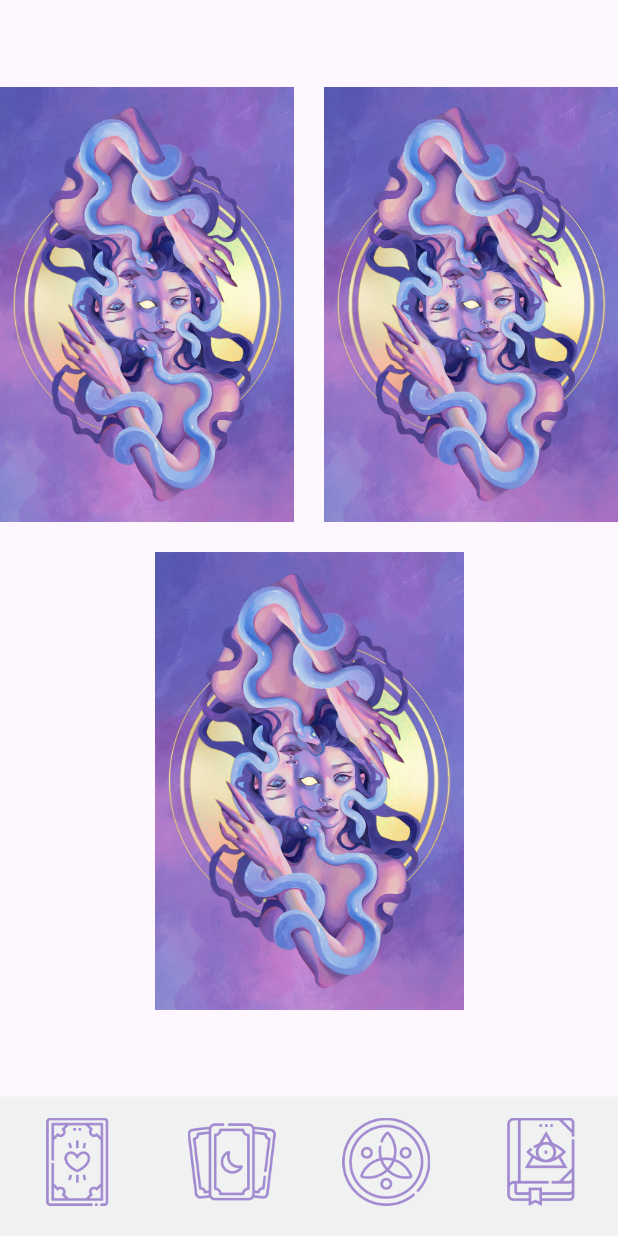
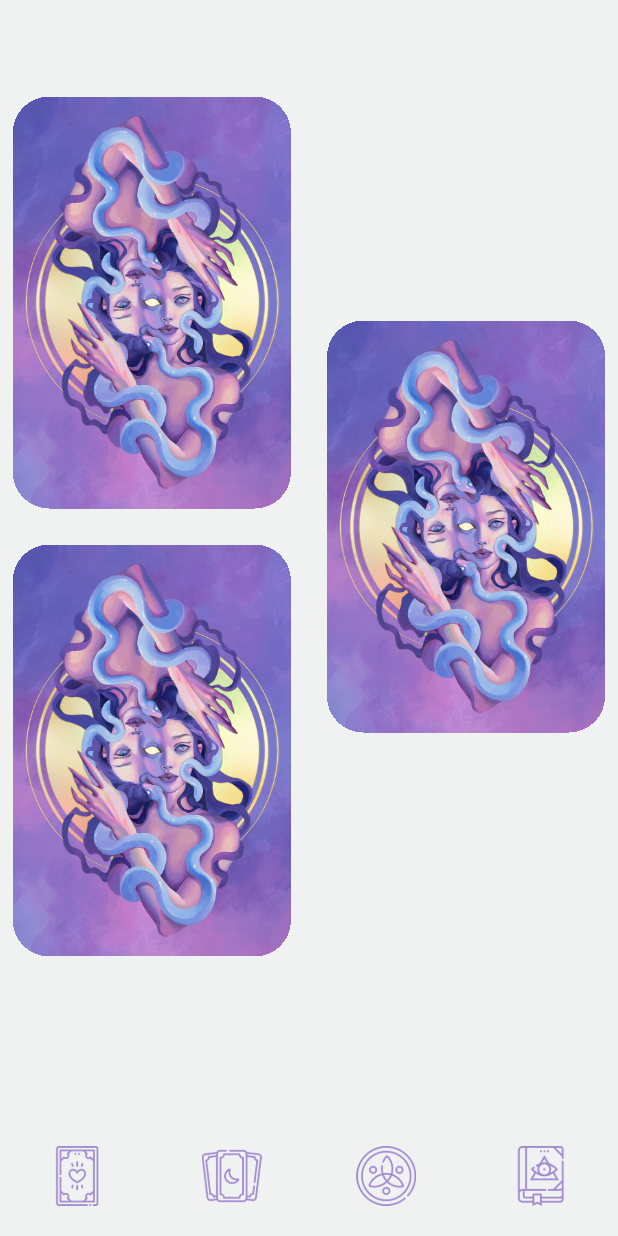
Before and after one commit to ohzerov/oracleDeckCode, a Flutter app: the screen it shows after launch, item 2 of the bottom bar chosen, on a phone screen of 412 x 824 dp. Run offline on Flutter 3.47's test engine with Material 3 defaults, Android fonts, the phone set to English and light mode, and no system bars; missing offline and left inert: dart:js; statements that could not run were skipped.

Commit message:
three cards tab modified

```diff
--- /dev/null
+++ b/lib/models/cardsDataModel.dart
@@ -0,0 +1,9 @@
+import 'package:flutter/foundation.dart';
+
+class CardsDataModel extends ChangeNotifier {
+  List<int> dataList = [];
+  void add(int index) {
+    dataList.add(index);
+    notifyListeners();
+  }
+}
--- a/lib/screens/tabs_screen.dart
+++ b/lib/screens/tabs_screen.dart
@@ -1,6 +1,8 @@
 import 'package:flutter/material.dart';
+import 'package:provider/provider.dart';
+import 'package:oracle/models/cardsDataModel.dart';
 import 'package:oracle/widgets/card_tab/card_tab.dart';
-import 'package:oracle/widgets/cards_tab/cards_turn_widget.dart';
+import 'package:oracle/widgets/cards_tab/cards_tab.dart';
 import 'package:oracle/widgets/gallery_tab/gallery_tab.dart';
 import 'package:oracle/widgets/info_tab/info_tab.dart';
 
@@ -16,16 +18,19 @@ class _TabsScreenState extends State<TabsScreen> {
   int _currentIndex = 0;
   bool isLoading = false;
 
-  List<Widget> body = const [
+  List<Widget> body = [
     CardTab(),
-    CardsTurnWidget(),
+    ChangeNotifierProvider(
+      create: (_) => CardsDataModel(),
+      child: CardsTab(),
+    ),
     Gallery(),
     Info(),
   ];
 
   @override
   Widget build(BuildContext context) {
-    double iconSize = MediaQuery.of(context).size.width / 7;
+    double iconSize = 40;
     return Scaffold(
       backgroundColor: const Color.fromARGB(255, 240, 242, 242),
       bottomNavigationBar: SizedBox(
@@ -40,7 +45,7 @@ class _TabsScreenState extends State<TabsScreen> {
               _currentIndex = newIdex;
             });
           },
-          backgroundColor: const Color.fromARGB(255, 240, 242, 242),
+          backgroundColor: Colors.transparent,
           items: <BottomNavigationBarItem>[
             BottomNavigationBarItem(
               // activeIcon:
--- /dev/null
+++ b/lib/widgets/cards_tab/cards_tab.dart
@@ -0,0 +1,88 @@
+import 'package:flutter/material.dart';
+
+import 'package:oracle/screens/three_cards_details_scr.dart';
+
+import 'package:oracle/widgets/cards_tab/cards_turn_widget.dart';
+
+class CardsTab extends StatefulWidget {
+  const CardsTab({super.key});
+
+  @override
+  State<CardsTab> createState() => _CardsTabState();
+}
+
+class _CardsTabState extends State<CardsTab> {
+  List<int> listOfIndexes = [];
+  bool isShowButton = false;
+  void showButton(List<int> indexList) {
+    listOfIndexes = indexList;
+    isShowButton = true;
+    setState(() {});
+  }
+
+  void showThreeCardsDataScreen() {
+    Navigator.of(context).push(MaterialPageRoute(
+        builder: (context) => ThreeCardsDetailsScreen(
+              indexesList: listOfIndexes,
+            )));
+  }
+
+  @override
+  Widget build(BuildContext context) {
+    return Center(
+      child: SizedBox(
+        width: double.infinity,
+        child: Column(
+          mainAxisAlignment: MainAxisAlignment.center,
+          children: [
+            Row(
+              mainAxisAlignment: MainAxisAlignment.center,
+              children: [
+                Column(
+                  children: [
+                    Column(
+                      children: [
+                        CardsTurnWidget(
+                          showButton: showButton,
+                        ),
+                        SizedBox(
+                          height: 24,
+                        ),
+                        CardsTurnWidget(
+                          showButton: showButton,
+                        ),
+                      ],
+                    ),
+                  ],
+                ),
+                const SizedBox(
+                  width: 24,
+                ),
+                Column(
+                  children: [
+                    CardsTurnWidget(
+                      showButton: showButton,
+                    ),
+                  ],
+                ),
+              ],
+            ),
+            SizedBox(
+              height: 24,
+            ),
+            isShowButton
+                ? SizedBox(
+                    height: 24,
+                    child: TextButton(
+                        onPressed: showThreeCardsDataScreen,
+                        child: Text('Read more')),
+                  )
+                : SizedBox(
+                    height: 24,
+                  ),
+          ],
+        ),
+      ),
+    );
+  }
+}
--- a/lib/widgets/cards_tab/cards_turn_widget.dart
+++ b/lib/widgets/cards_tab/cards_turn_widget.dart
@@ -1,58 +1,93 @@
+import 'dart:math';
+import 'package:oracle/models/cardsDataModel.dart';
+import 'package:provider/provider.dart';
 import 'package:flutter/material.dart';
+import 'package:oracle/data/cards.dart';
 
 class CardsTurnWidget extends StatefulWidget {
-  const CardsTurnWidget({super.key});
+  const CardsTurnWidget({super.key, required this.showButton});
+  final Function(List<int>) showButton;
 
   @override
   State<CardsTurnWidget> createState() => _CardsTurnWidgetState();
 }
 
-class _CardsTurnWidgetState extends State<CardsTurnWidget> {
+class _CardsTurnWidgetState extends State<CardsTurnWidget>
+    with TickerProviderStateMixin {
+  final ExpansionTileController tileController = ExpansionTileController();
+  late AnimationController _controller;
+  late Animation _animation;
+  AnimationStatus _status = AnimationStatus.dismissed;
+  int newInt = 0;
+  String name = '';
+  String description = '';
+  bool visible = false;
+
+  @override
+  void initState() {
+    _controller = AnimationController(
+        vsync: this, duration: const Duration(milliseconds: 500));
+    _animation = Tween(end: 1.0, begin: 0.0).animate(_controller)
+      ..addListener(() {
+        setState(() {});
+      })
+      ..addStatusListener((status) {
+        _status = status;
+      });
+    super.initState();
+  }
+
   @override
   Widget build(BuildContext context) {
-    return Scaffold(
-        body: Center(
-      child: Column(
-        mainAxisAlignment: MainAxisAlignment.center,
-        crossAxisAlignment: CrossAxisAlignment.center,
-        children: [
-          Row(
-            children: [
-              Expanded(
-                child: Container(
-                  width: MediaQuery.of(context).size.width / 2,
-                  child: Image.asset(
+    var dataModel = Provider.of<CardsDataModel>(context, listen: false);
+    return InkWell(
+      highlightColor: Colors.transparent,
+      splashColor: Colors.transparent,
+      onTap: () {
+        if (_controller.isAnimating) {
+          return;
+        }
+        if (_status == AnimationStatus.dismissed) {
+          newInt = Random().nextInt(cards.length);
+          dataModel.add(newInt);
+          if (dataModel.dataList.length == 3)
+            widget.showButton(dataModel.dataList);
+          precacheImage(AssetImage(cards[newInt].link), context).then((value) {
+            setState(() {
+              visible = true;
+              name = cards[newInt].name;
+            });
+            _controller.forward();
+          });
+
+          //tileController.expand();
+        }
+      },
+      child: Transform(
+        alignment: FractionalOffset.center,
+        transform: Matrix4.identity()
+          ..setEntry(3, 2, 0.0015)
+          ..rotateY(pi * _animation.value),
+        child: Container(
+          clipBehavior: Clip.hardEdge,
+          decoration: BoxDecoration(borderRadius: BorderRadius.circular(24)),
+          child: SizedBox(
+            height: MediaQuery.of(context).size.height / 3,
+            child: _animation.value <= 0.5
+                ? Image.asset(
                     'assets/images/back.jpg',
-                    fit: BoxFit.contain,
+                    fit: BoxFit.fill,
+                  )
+                : Transform.flip(
+                    flipX: true,
+                    child: Image.asset(
+                      cards[newInt].link,
+                      fit: BoxFit.cover,
+                    ),
                   ),
-                ),
-              ),
-              SizedBox(
-                width: 20,
-              ),
-              Expanded(
-                child: Container(
-                  width: MediaQuery.of(context).size.width / 2,
-                  child: Image.asset(
-                    'assets/images/back.jpg',
-                    fit: BoxFit.contain,
-                  ),
-                ),
-              ),
-            ],
           ),
-          SizedBox(
-            height: 20,
-          ),
-          Container(
-            width: MediaQuery.of(context).size.width / 2,
-            child: Image.asset(
-              'assets/images/back.jpg',
-              fit: BoxFit.fill,
-            ),
-          ),
-        ],
+        ),
       ),
-    ));
+    );
   }
 }
```
Also changed, not shown: lib/main.dart (+7 -6 lines), lib/screens/three_cards_details_scr.dart (added, +114 -0 lines), lib/widgets/card_tab/card_open_widget.dart (+65 -30 lines).
